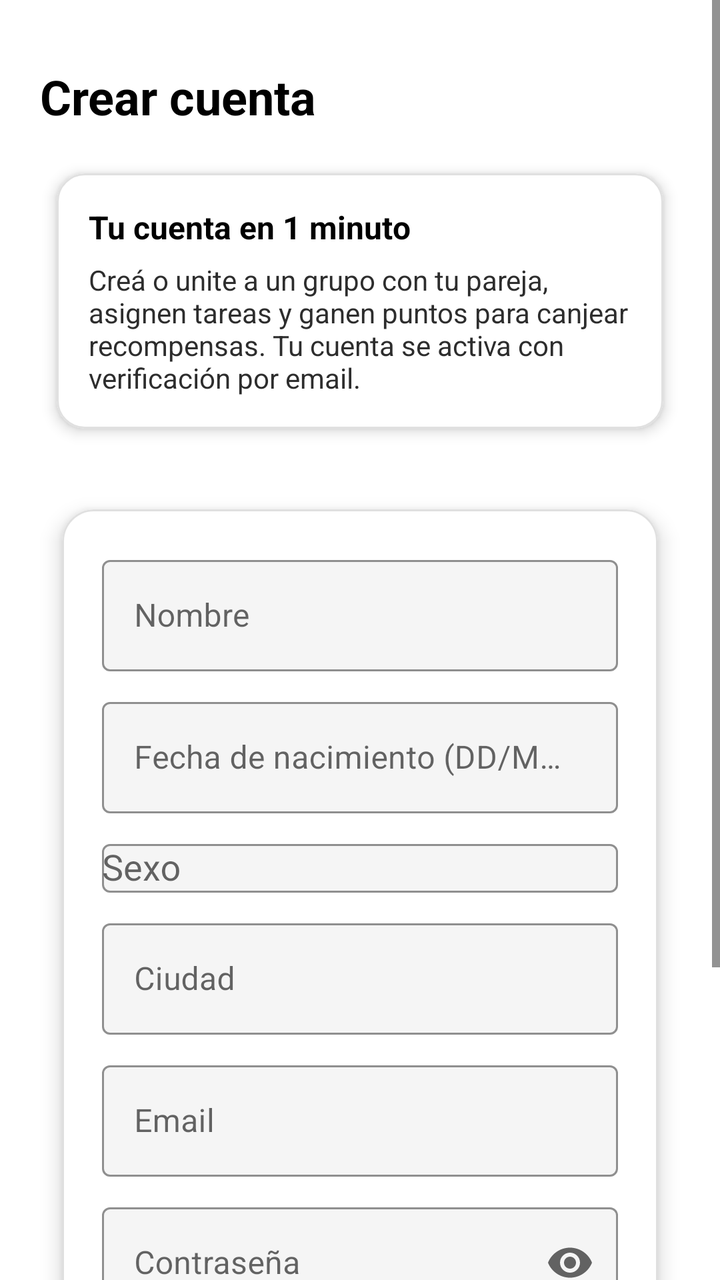
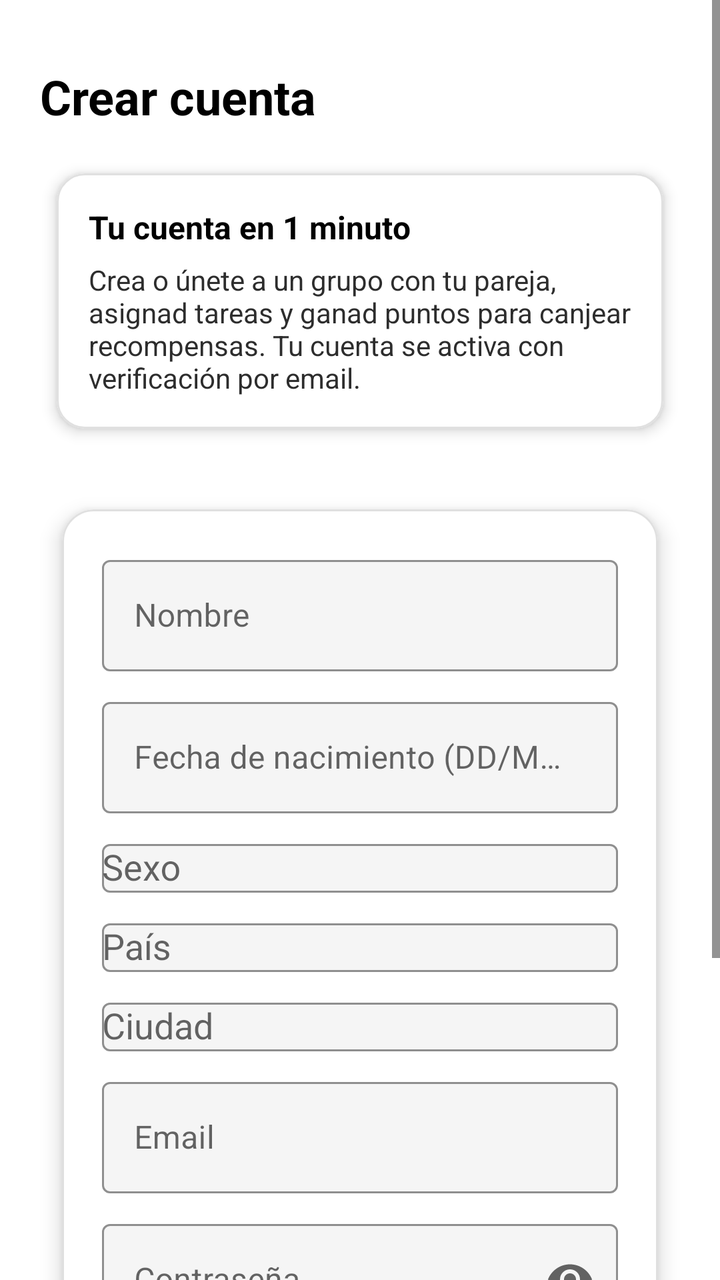

The first picture is an Android layout as it rendered before a commit; the second is the same layout after the commit. The layout source and the unified diff follow.
<!-- AndroidManifest.xml: application theme Theme.TFG -->
<!-- res/layout/fragment_registro.xml -->
<?xml version="1.0" encoding="utf-8"?>
<ScrollView xmlns:android="http://schemas.android.com/apk/res/android"
    xmlns:app="http://schemas.android.com/apk/res-auto"
    xmlns:tools="http://schemas.android.com/tools"
    android:layout_width="match_parent"
    android:layout_height="match_parent"
    android:fillViewport="true"
    android:background="@color/fondo"
    tools:context="com.example.tfg.vista.FragmentRegistro">

    <LinearLayout
        android:layout_width="match_parent"
        android:layout_height="wrap_content"
        android:orientation="vertical"
        android:paddingTop="32dp"
        android:paddingStart="20dp"
        android:paddingEnd="20dp"
        android:paddingBottom="72dp">

        <TextView
            android:layout_width="wrap_content"
            android:layout_height="wrap_content"
            android:text="Crear cuenta"
            android:textSize="24sp"
            android:textStyle="bold"
            android:textColor="@color/texto_principal"
            android:layout_marginBottom="12dp" />

        <com.google.android.material.card.MaterialCardView
            android:layout_width="match_parent"
            android:layout_height="wrap_content"
            android:layout_marginBottom="16dp"
            app:cardCornerRadius="14dp"
            app:cardElevation="4dp"
            app:cardBackgroundColor="@color/white"
            app:strokeColor="@color/divisor"
            app:strokeWidth="1dp">

            <LinearLayout
                android:layout_width="match_parent"
                android:layout_height="wrap_content"
                android:orientation="vertical"
                android:padding="16dp">

                <TextView
                    android:layout_width="wrap_content"
                    android:layout_height="wrap_content"
                    android:text="@string/registro_intro_titulo"
                    android:textColor="@color/texto_principal"
                    android:textSize="16sp"
                    android:textStyle="bold" />

                <TextView
                    android:layout_width="match_parent"
                    android:layout_height="wrap_content"
                    android:layout_marginTop="6dp"
                    android:text="@string/registro_intro_texto"
                    android:textColor="@color/texto_secundario"
                    android:textSize="14sp" />
            </LinearLayout>
        </com.google.android.material.card.MaterialCardView>

        <com.google.android.material.card.MaterialCardView
            android:id="@+id/cardRegistro"
            android:layout_width="match_parent"
            android:layout_height="wrap_content"
            app:cardCornerRadius="16dp"
            app:cardElevation="6dp"
            app:cardBackgroundColor="@color/white"
            app:strokeColor="@color/divisor"
            app:strokeWidth="1dp">

            <LinearLayout
                android:layout_width="match_parent"
                android:layout_height="wrap_content"
                android:orientation="vertical"
                android:padding="20dp" android:paddingBottom="76dp">

                <com.google.android.material.textfield.TextInputLayout
                    style="@style/Widget.MaterialComponents.TextInputLayout.OutlinedBox"
                    android:layout_width="match_parent"
                    android:layout_height="wrap_content"
                    android:hint="@string/nombre_hint"
                    app:boxBackgroundColor="#F5F5F5"
                    app:boxStrokeColor="@color/negro"
                    app:hintTextColor="@color/gris">

                    <com.google.android.material.textfield.TextInputEditText
                        android:id="@+id/etNombre"
                        android:layout_width="match_parent"
                        android:layout_height="wrap_content"
                        android:autofillHints="name"
                        android:imeOptions="flagNoExtractUi"
                        android:textColor="@color/texto_principal"
                        android:textColorHint="@color/gris" />
                </com.google.android.material.textfield.TextInputLayout>

                <com.google.android.material.textfield.TextInputLayout
                    android:id="@+id/til_fecha_nacimiento"
                    style="@style/Widget.MaterialComponents.TextInputLayout.OutlinedBox"
                    android:layout_width="match_parent"
                    android:layout_height="wrap_content"
                    android:layout_marginTop="10dp"
                    android:hint="@string/fecha_nacimiento_hint"
                    app:boxBackgroundColor="#F5F5F5"
                    app:boxStrokeColor="@color/negro"
                    app:hintTextColor="@color/gris">

                    <com.google.android.material.textfield.TextInputEditText
                        android:id="@+id/etFechaNacimiento"
                        android:layout_width="match_parent"
                        android:layout_height="wrap_content"
                        android:imeOptions="flagNoExtractUi"
                        android:inputType="date"
                        android:textColor="@color/texto_principal"
                        android:textColorHint="@color/gris" />
                </com.google.android.material.textfield.TextInputLayout>

                <com.google.android.material.textfield.TextInputLayout
                    android:id="@+id/til_sexo"
                    style="@style/Widget.MaterialComponents.TextInputLayout.OutlinedBox"
                    android:layout_width="match_parent"
                    android:layout_height="wrap_content"
                    android:layout_marginTop="10dp"
                    android:hint="@string/sexo_hint"
                    app:boxBackgroundColor="#F5F5F5"
                    app:boxStrokeColor="@color/negro"
                    app:hintTextColor="@color/gris">

                    <AutoCompleteTextView
                        android:id="@+id/spSexo"
                        android:layout_width="match_parent"
                        android:layout_height="wrap_content"
                        android:inputType="none"
                        android:textColor="@color/texto_principal"
                        android:textColorHint="@color/gris" />
                </com.google.android.material.textfield.TextInputLayout>

                <com.google.android.material.textfield.TextInputLayout
                    android:id="@+id/til_ciudad"
                    style="@style/Widget.MaterialComponents.TextInputLayout.OutlinedBox"
                    android:layout_width="match_parent"
                    android:layout_height="wrap_content"
                    android:layout_marginTop="10dp"
                    android:hint="@string/ciudad_hint"
                    app:boxBackgroundColor="#F5F5F5"
                    app:boxStrokeColor="@color/negro"
                    app:hintTextColor="@color/gris">

                    <com.google.android.material.textfield.TextInputEditText
                        android:id="@+id/etCiudad"
                        android:layout_width="match_parent"
                        android:layout_height="wrap_content"
                        android:imeOptions="flagNoExtractUi"
                        android:textColor="@color/texto_principal"
                        android:textColorHint="@color/gris" />
                </com.google.android.material.textfield.TextInputLayout>

                <com.google.android.material.textfield.TextInputLayout
                    android:id="@+id/til_email"
                    style="@style/Widget.MaterialComponents.TextInputLayout.OutlinedBox"
                    android:layout_width="match_parent"
                    android:layout_height="wrap_content"
                    android:layout_marginTop="10dp"
                    android:hint="@string/email_hint"
                    app:boxBackgroundColor="#F5F5F5"
                    app:boxStrokeColor="@color/negro"
                    app:hintTextColor="@color/gris">

                    <com.google.android.material.textfield.TextInputEditText
                        android:id="@+id/etEmail"
                        android:layout_width="match_parent"
                        android:layout_height="wrap_content"
                        android:autofillHints="emailAddress"
                        android:imeOptions="flagNoExtractUi"
                        android:inputType="textEmailAddress"
                        android:textColor="@color/texto_principal"
                        android:textColorHint="@color/gris" />
                </com.google.android.material.textfield.TextInputLayout>

                <com.google.android.material.textfield.TextInputLayout
                    android:id="@+id/til_password"
                    style="@style/Widget.MaterialComponents.TextInputLayout.OutlinedBox"
                    android:layout_width="match_parent"
                    android:layout_height="wrap_content"
                    android:layout_marginTop="10dp"
                    android:hint="@string/contrasena_hint"
                    app:boxBackgroundColor="#F5F5F5"
                    app:boxStrokeColor="@color/negro"
                    app:hintTextColor="@color/gris"
                    app:endIconMode="password_toggle">

                    <com.google.android.material.textfield.TextInputEditText
                        android:id="@+id/etPassword"
                        android:layout_width="match_parent"
                        android:layout_height="wrap_content"
                        android:autofillHints="password"
                        android:imeOptions="flagNoExtractUi"
                        android:inputType="textPassword"
                        android:textColor="@color/texto_principal"
                        android:textColorHint="@color/gris" />
                </com.google.android.material.textfield.TextInputLayout>

                <com.google.android.material.button.MaterialButton
                    android:id="@+id/btnRegistrar"
                    android:layout_width="match_parent"
                    android:layout_height="wrap_content"
                    android:layout_marginTop="20dp"
                    style="@style/Widget.MaterialComponents.Button"
                    app:cornerRadius="10dp"
                    android:backgroundTint="@color/negro"
                    android:text="@string/registrar"
                    android:textColor="@color/white"
                    android:textAllCaps="false"
                    android:textSize="16sp"
                    android:paddingTop="14dp"
                    android:paddingBottom="14dp" />

            </LinearLayout>

        </com.google.android.material.card.MaterialCardView>

    </LinearLayout>

</ScrollView>
<!-- resources referenced by this layout -->
<resources>
  <color name="divisor">#E0E0E0</color>
  <color name="fondo">#FFFFFF</color>
  <color name="gris">#888888</color>
  <color name="negro">#000000</color>
  <color name="texto_principal">#000000</color>
  <color name="texto_secundario">#2D2D2D</color>
  <color name="white">#FFFFFF</color>
  <string name="ciudad_hint">Ciudad</string>
  <string name="contrasena_hint">Contraseña</string>
  <string name="email_hint">Email</string>
  <string name="fecha_nacimiento_hint">Fecha de nacimiento (DD/MM/AAAA)</string>
  <string name="nombre_hint">Nombre</string>
  <string name="registrar">Registrar</string>
  <string name="registro_intro_texto">Creá o unite a un grupo con tu pareja, asignen tareas y ganen puntos para canjear recompensas. Tu cuenta se activa con verificación por email.</string>
  <string name="registro_intro_titulo">Tu cuenta en 1 minuto</string>
  <string name="sexo_hint">Sexo</string>
  <style name="Theme.TFG" parent="Tema.TFG.Moderno" />
  <color name="primario">#000000</color>
  <color name="on_acento">#FFFFFF</color>
  <color name="superficie">#FFFFFF</color>
  <style name="Widget.TFG.Tarjeta" parent="Widget.MaterialComponents.CardView">
          <item name="cardCornerRadius">12dp</item>
          <item name="cardUseCompatPadding">true</item>
          <item name="cardElevation">4dp</item>
          <item name="cardBackgroundColor">@color/white</item>
          <item name="strokeColor">@color/divisor</item>
          <item name="strokeWidth">1dp</item>
      </style>
  <style name="Widget.TFG.EditText" parent="@style/Widget.MaterialComponents.TextInputEditText.OutlinedBox">
          <item name="android:textColor">@color/texto_principal</item>
          <item name="android:textColorHint">@color/gris</item>
          <item name="android:background">@drawable/bg_input_campo</item>
          <item name="android:padding">12dp</item>
      </style>
  <style name="TextAppearance.TFG.Cuerpo" parent="TextAppearance.MaterialComponents.Body1">
          <item name="android:textColor">@color/texto_secundario</item>
          <item name="android:textSize">14sp</item>
      </style>
  <style name="TextAppearance.TFG.Titulo" parent="TextAppearance.MaterialComponents.Headline6">
          <item name="android:textColor">@color/texto_principal</item>
          <item name="android:textStyle">bold</item>
          <item name="android:textSize">20sp</item>
      </style>
  <style name="Widget.TFG.BottomNav" parent="Widget.MaterialComponents.BottomNavigationView">
          <item name="android:minHeight">0dp</item>
          <item name="android:paddingTop">4dp</item>
          <item name="android:paddingBottom">4dp</item>
          <item name="itemPaddingTop">4dp</item>
          <item name="itemPaddingBottom">4dp</item>
          <item name="itemTextAppearanceActive">@style/TextAppearance.TFG.NavLabel</item>
          <item name="itemTextAppearanceInactive">@style/TextAppearance.TFG.NavLabel</item>
      </style>
  <style name="TextAppearance.TFG.NavLabel" parent="TextAppearance.MaterialComponents.Caption">
          <item name="android:textSize">10sp</item>
      </style>
  <!-- unchanged entries left out for length: 2 -->
</resources>

<!-- the commit's change to res/layout/fragment_registro.xml (unified diff, before → after) -->
@@ -137,6 +137,26 @@
                 </com.google.android.material.textfield.TextInputLayout>
 
                 <com.google.android.material.textfield.TextInputLayout
+                    android:id="@+id/til_pais"
+                    style="@style/Widget.MaterialComponents.TextInputLayout.OutlinedBox"
+                    android:layout_width="match_parent"
+                    android:layout_height="wrap_content"
+                    android:layout_marginTop="10dp"
+                    android:hint="@string/pais_hint"
+                    app:boxBackgroundColor="#F5F5F5"
+                    app:boxStrokeColor="@color/negro"
+                    app:hintTextColor="@color/gris">
+
+                    <AutoCompleteTextView
+                        android:id="@+id/etPais"
+                        android:layout_width="match_parent"
+                        android:layout_height="wrap_content"
+                        android:imeOptions="flagNoExtractUi"
+                        android:textColor="@color/texto_principal"
+                        android:textColorHint="@color/gris" />
+                </com.google.android.material.textfield.TextInputLayout>
+
+                <com.google.android.material.textfield.TextInputLayout
                     android:id="@+id/til_ciudad"
                     style="@style/Widget.MaterialComponents.TextInputLayout.OutlinedBox"
                     android:layout_width="match_parent"
@@ -147,7 +167,7 @@
                     app:boxStrokeColor="@color/negro"
                     app:hintTextColor="@color/gris">
 
-                    <com.google.android.material.textfield.TextInputEditText
+                    <AutoCompleteTextView
                         android:id="@+id/etCiudad"
                         android:layout_width="match_parent"
                         android:layout_height="wrap_content"
<!-- resource entries referenced after the edit -->
@@ -12,8 +12,9 @@
   <string name="email_hint">Email</string>
   <string name="fecha_nacimiento_hint">Fecha de nacimiento (DD/MM/AAAA)</string>
   <string name="nombre_hint">Nombre</string>
+  <string name="pais_hint">País</string>
   <string name="registrar">Registrar</string>
-  <string name="registro_intro_texto">Creá o unite a un grupo con tu pareja, asignen tareas y ganen puntos para canjear recompensas. Tu cuenta se activa con verificación por email.</string>
+  <string name="registro_intro_texto">Crea o únete a un grupo con tu pareja, asignad tareas y ganad puntos para canjear recompensas. Tu cuenta se activa con verificación por email.</string>
   <string name="registro_intro_titulo">Tu cuenta en 1 minuto</string>
   <string name="sexo_hint">Sexo</string>
   <style name="Theme.TFG" parent="Tema.TFG.Moderno" />
